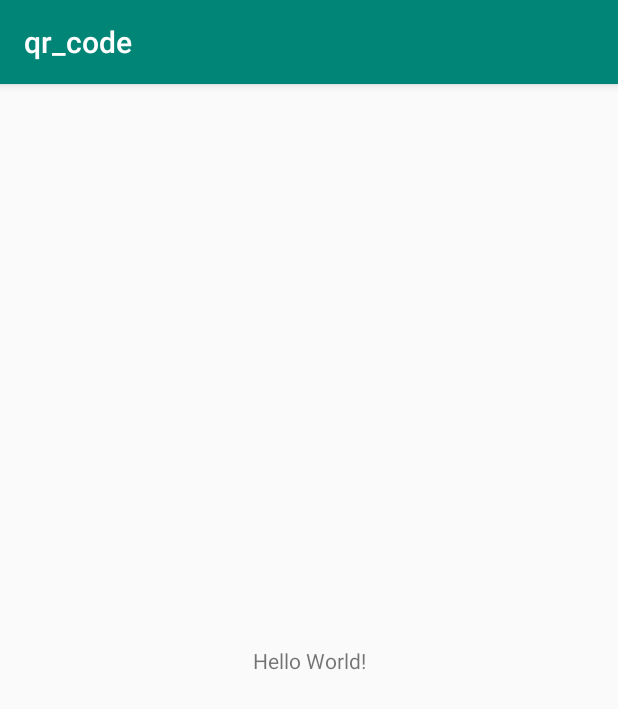
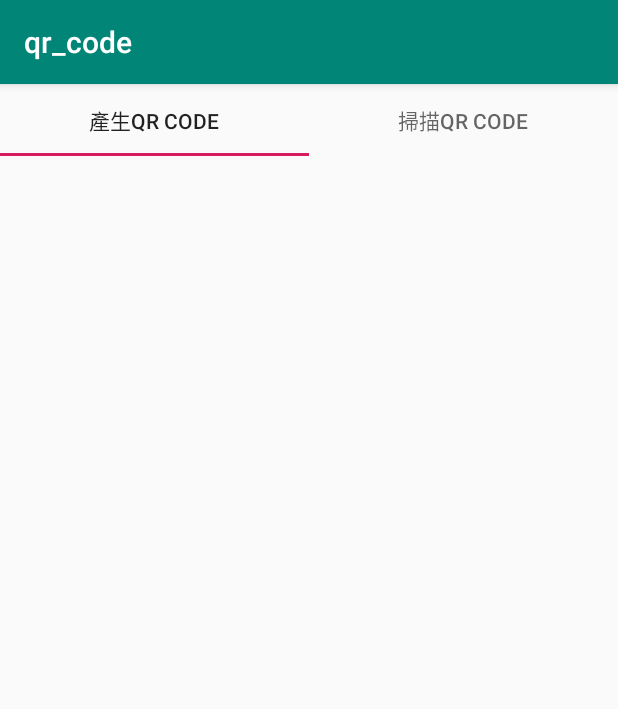
Before and after one commit to PinJhih/qr_code, an Android app: the screen it shows after launch (MainActivity), on a phone screen of 412 x 824 dp. Shown: the top 709 px of the screen. Run offline under Robolectric (Android 15) with nearby library versions, the phone set to English and light mode, and no system bars.

Commit message:
feat: 加入 ViewPager 和 Tab

```diff
--- a/app/src/main/java/com/example/qr_code/MainActivity.kt
+++ b/app/src/main/java/com/example/qr_code/MainActivity.kt
@@ -2,11 +2,19 @@ package com.example.qr_code
 
 import androidx.appcompat.app.AppCompatActivity
 import android.os.Bundle
+import com.google.android.material.tabs.TabLayout
+import kotlinx.android.synthetic.main.activity_main.*
 
 class MainActivity : AppCompatActivity() {
 
     override fun onCreate(savedInstanceState: Bundle?) {
         super.onCreate(savedInstanceState)
         setContentView(R.layout.activity_main)
+
+        tabs.addTab(tabs.newTab().setText("產生QR Code"))
+        tabs.addTab(tabs.newTab().setText("掃描QR Code"))
+        viewpager.adapter = ViewPagerAdapter()
+        viewpager.addOnPageChangeListener(TabLayout.TabLayoutOnPageChangeListener(tabs))
+        tabs.addOnTabSelectedListener(TabLayout.ViewPagerOnTabSelectedListener(viewpager))
     }
 }
--- /dev/null
+++ b/app/src/main/java/com/example/qr_code/ViewPagerAdapter.kt
@@ -0,0 +1,33 @@
+package com.example.qr_code
+
+import android.view.LayoutInflater
+import android.view.View
+import android.view.ViewGroup
+import androidx.viewpager.widget.PagerAdapter
+
+class ViewPagerAdapter : PagerAdapter() {
+    override fun getCount(): Int {
+        return 2
+    }
+
+    override fun isViewFromObject(view: View, any: Any): Boolean {
+        return true
+    }
+
+    override fun getPageTitle(position: Int): CharSequence? {
+        return if (position == 0) "產生QR Code" else "掃描QR Code"
+    }
+
+    override fun instantiateItem(container: ViewGroup, position: Int): View {
+        val view = if (position == 0)
+            LayoutInflater.from(container.context).inflate(R.layout.item_generage, container, false)
+        else
+            LayoutInflater.from(container.context).inflate(R.layout.item_scan, container, false)
+        container.addView(view)
+        return view
+    }
+
+    override fun destroyItem(container: ViewGroup, position: Int, any: Any) {
+        container.removeView(any as View)
+    }
+}
--- a/app/src/main/res/layout/activity_main.xml
+++ b/app/src/main/res/layout/activity_main.xml
@@ -6,13 +6,20 @@
     android:layout_height="match_parent"
     tools:context=".MainActivity">
 
-    <TextView
-        android:layout_width="wrap_content"
+    <com.google.android.material.tabs.TabLayout
+        android:id="@+id/tabs"
+        android:layout_width="match_parent"
         android:layout_height="wrap_content"
-        android:text="Hello World!"
-        app:layout_constraintBottom_toBottomOf="parent"
-        app:layout_constraintLeft_toLeftOf="parent"
-        app:layout_constraintRight_toRightOf="parent"
+        android:minHeight="?attr/actionBarSize"
+        app:layout_constraintEnd_toEndOf="parent"
+        app:layout_constraintStart_toStartOf="parent"
         app:layout_constraintTop_toTopOf="parent" />
 
+    <androidx.viewpager.widget.ViewPager
+        android:id="@+id/viewpager"
+        android:layout_width="match_parent"
+        android:layout_height="wrap_content"
+        app:layout_constraintEnd_toEndOf="@+id/tabs"
+        app:layout_constraintStart_toStartOf="@+id/tabs"
+        app:layout_constraintTop_toBottomOf="@+id/tabs" />
 </androidx.constraintlayout.widget.ConstraintLayout>
--- /dev/null
+++ b/app/src/main/res/layout/item_generage.xml
@@ -0,0 +1,6 @@
+<?xml version="1.0" encoding="utf-8"?>
+<LinearLayout xmlns:android="http://schemas.android.com/apk/res/android"
+    android:orientation="vertical" android:layout_width="match_parent"
+    android:layout_height="match_parent">
+
+</LinearLayout>
--- /dev/null
+++ b/app/src/main/res/layout/item_scan.xml
@@ -0,0 +1,6 @@
+<?xml version="1.0" encoding="utf-8"?>
+<LinearLayout xmlns:android="http://schemas.android.com/apk/res/android"
+    android:orientation="vertical" android:layout_width="match_parent"
+    android:layout_height="match_parent">
+
+</LinearLayout>
```
